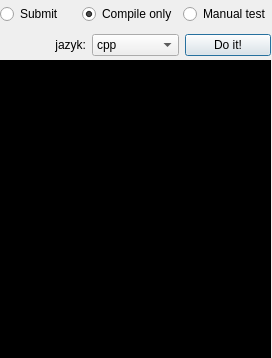
Old version of the form testdialog.ui in the repository ppershing/ksp-editor.
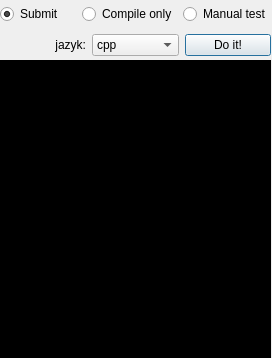
New version of the form. Custom widgets are drawn as their Qt base class.

Commit message: bigger font, remember checked radio on testing

Diff of the .ui file:
```diff
--- a/testdialog.ui
+++ b/testdialog.ui
@@ -55,6 +55,9 @@
         <property name="text">
          <string>Submit</string>
         </property>
+        <property name="checked">
+         <bool>true</bool>
+        </property>
        </widget>
       </item>
       <item>
@@ -63,7 +66,7 @@
          <string>Compile only</string>
         </property>
         <property name="checked">
-         <bool>true</bool>
+         <bool>false</bool>
         </property>
        </widget>
       </item>
```
Left out of the diff: 6 changed lines with no effect on the pictures. The commit also changes 2 other files.
